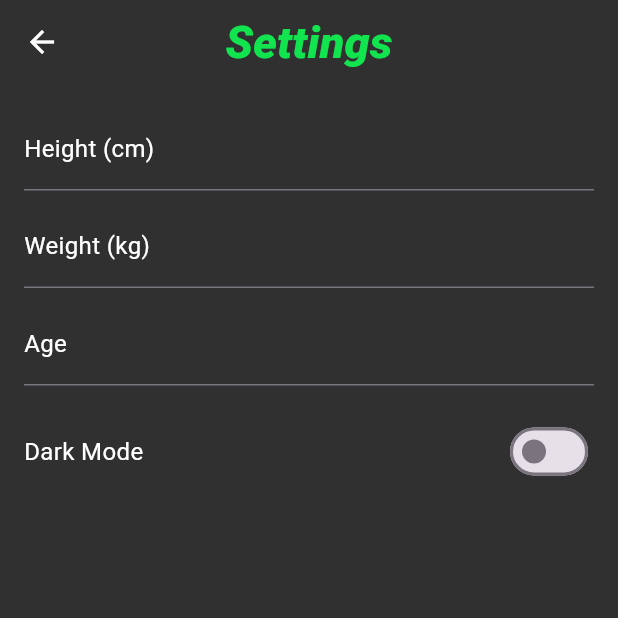
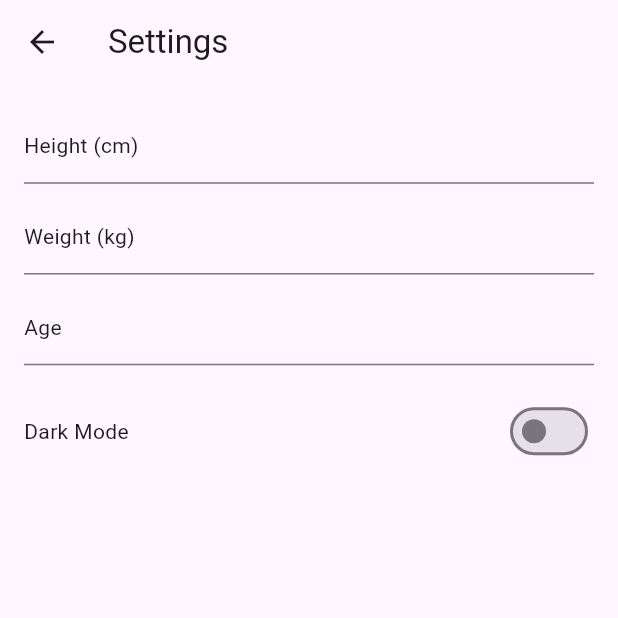
Before and after one commit to julienco03/gymbuddies-flutter, a Flutter app: the screen it shows after launch, after a tap on "LOGIN", after a tap on the "settings" icon, on a phone screen of 412 x 824 dp, the top half of it. Run offline on Flutter 3.47's test engine with Material 3 defaults, Android fonts, the phone set to English and light mode, and no system bars; our stand-ins replace flutter_riverpod, go_router, table_calendar.

Commit message:
darkmode working in the settings page
- colors have changed, need to check

```diff
--- a/lib/main.dart
+++ b/lib/main.dart
@@ -2,6 +2,7 @@ import 'package:flutter/material.dart';
 import 'package:go_router/go_router.dart';
 import 'package:gymbuddies/presentation/contacts/pages/contact_detail_page.dart';
 
+import 'counter_provider.dart';
 import 'presentation/auth/pages/login_page.dart';
 import 'presentation/auth/pages/signup_page.dart';
 import 'presentation/calender/pages/calendar_detail_page.dart';
@@ -100,18 +101,18 @@ void main() {
   );
 }
 
-class MyApp extends StatelessWidget {
+class MyApp extends ConsumerWidget {
   const MyApp({super.key});
 
   @override
-  Widget build(BuildContext context) {
+  Widget build(BuildContext context, WidgetRef ref) {
+    final theme = ref.watch(themeProvider);
+
     return MaterialApp.router(
       routerConfig: _router,
       debugShowCheckedModeBanner: false,
       title: 'Gymbuddies',
-      theme: lightTheme,
-      darkTheme: darkTheme,
-      themeMode: ThemeMode.dark,
+      theme: theme,
     );
   }
 }
--- a/lib/presentation/settings/pages/settings_page.dart
+++ b/lib/presentation/settings/pages/settings_page.dart
@@ -1,20 +1,23 @@
 import 'package:flutter/material.dart';
+import 'package:flutter_riverpod/flutter_riverpod.dart';
+import '../../../counter_provider.dart';
 
-class SettingsPage extends StatefulWidget {
+class SettingsPage extends ConsumerStatefulWidget {
   const SettingsPage({super.key});
 
   @override
-  State<SettingsPage> createState() => _SettingsPageState();
+  ConsumerState<SettingsPage> createState() => _SettingsPageState();
 }
 
-class _SettingsPageState extends State<SettingsPage> {
+class _SettingsPageState extends ConsumerState<SettingsPage> {
   final TextEditingController _heightController = TextEditingController();
   final TextEditingController _weightController = TextEditingController();
   final TextEditingController _ageController = TextEditingController();
-  bool _isDarkMode = false;
 
   @override
   Widget build(BuildContext context) {
+    final isDarkMode = ref.watch(themeProvider) == ThemeData.dark();
+
     return Scaffold(
       appBar: AppBar(
         title: const Text('Settings'),
@@ -58,13 +61,9 @@ class _SettingsPageState extends State<SettingsPage> {
               children: [
                 const Text('Dark Mode'),
                 Switch(
-                  value: _isDarkMode,
+                  value: isDarkMode,
                   onChanged: (bool value) {
-                    setState(() {
-                      _isDarkMode = value;
-                      // Here you should add the logic to actually change the theme of your app
-                      // This could involve using a Provider, Bloc, or another state management solution
-                    });
+                    ref.read(themeProvider.notifier).toggleTheme(value);
                   },
                 ),
               ],
```
Also changed, not shown: lib/counter_provider.dart (+17 -0 lines).
